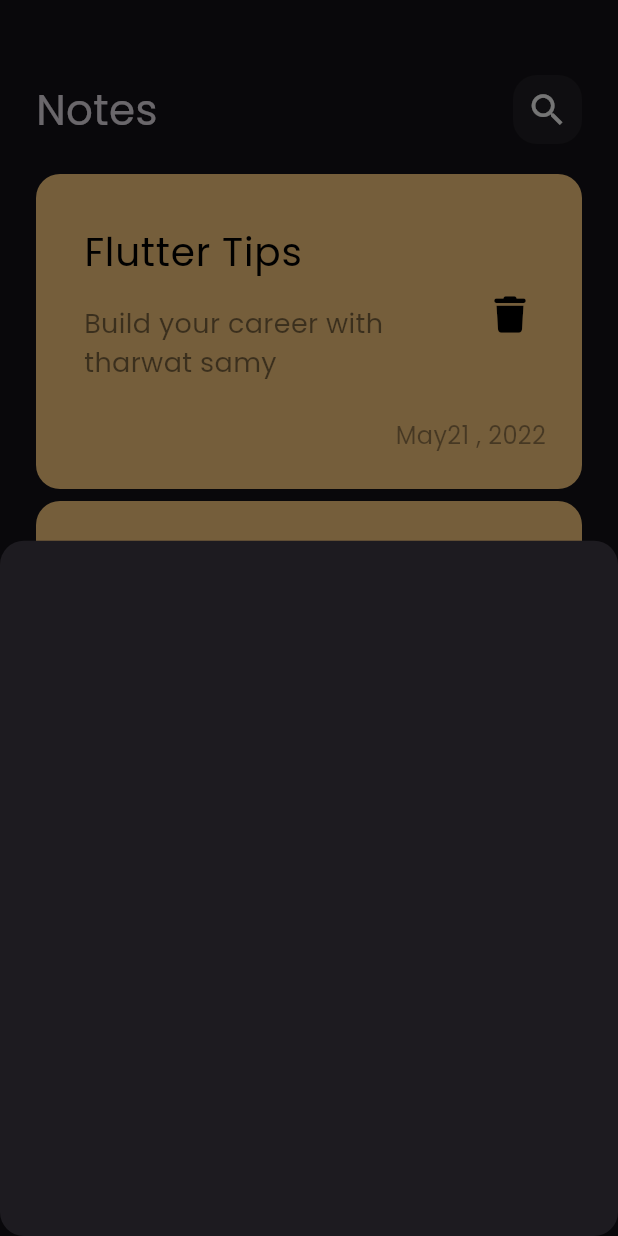
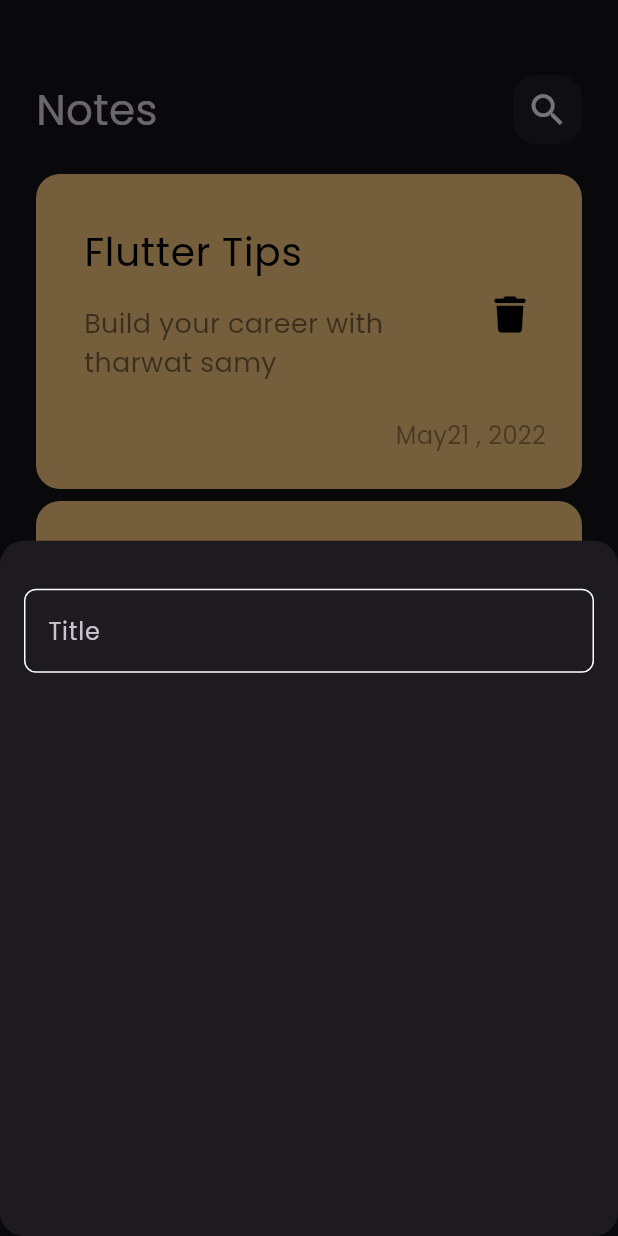
Before and after one commit to Alimohamedicpc/notes_app, a Flutter app: the screen it shows after launch, after a tap on the "add" icon, on a phone screen of 412 x 824 dp. Run offline on Flutter 3.47's test engine with Material 3 defaults, Android fonts, the phone set to English and light mode, and no system bars; our stand-ins replace font_awesome_flutter.

Commit message:
create custom text field

```diff
--- /dev/null
+++ b/lib/constants.dart
@@ -0,0 +1,3 @@
+import 'package:flutter/material.dart';
+
+const kPrimarycolor = const Color(0xff62fcd7);
--- a/lib/views/notes_view_body.dart
+++ b/lib/views/notes_view_body.dart
@@ -1,4 +1,5 @@
 import 'package:flutter/material.dart';
+import 'package:note_app/constants.dart';
 import 'package:note_app/widgets/add_note_bottom_sheet.dart';
 import 'package:note_app/widgets/custom_notes_body.dart';
 
@@ -9,7 +10,7 @@ class NotesView extends StatelessWidget {
   Widget build(BuildContext context) {
     return Scaffold(
       floatingActionButton: FloatingActionButton(
-        backgroundColor: Colors.cyanAccent,
+        backgroundColor: kPrimarycolor,
         shape: RoundedRectangleBorder(borderRadius: BorderRadius.circular(100)),
         onPressed: () {
           showModalBottomSheet(
--- a/lib/widgets/add_note_bottom_sheet.dart
+++ b/lib/widgets/add_note_bottom_sheet.dart
@@ -1,10 +1,21 @@
 import 'package:flutter/material.dart';
+import 'package:note_app/widgets/custom_text_field.dart';
 
 class AddNoteBottomSheet extends StatelessWidget {
   const AddNoteBottomSheet({super.key});
 
   @override
   Widget build(BuildContext context) {
-    return Container();
+    return Padding(
+      padding: const EdgeInsets.symmetric(horizontal: 16),
+      child: Column(
+        children: [
+          SizedBox(
+            height: 32,
+          ),
+          CustomTextField(),
+        ],
+      ),
+    );
   }
 }
--- /dev/null
+++ b/lib/widgets/custom_text_field.dart
@@ -0,0 +1,26 @@
+import 'package:flutter/material.dart';
+import 'package:note_app/constants.dart';
+
+class CustomTextField extends StatelessWidget {
+  const CustomTextField({super.key});
+
+  @override
+  Widget build(BuildContext context) {
+    return TextField(
+      cursorColor: kPrimarycolor,
+      decoration: InputDecoration(
+        hintText: "Title",
+        border: BuildBorder(),
+        enabledBorder: BuildBorder(),
+        focusedBorder: BuildBorder(kPrimarycolor),
+      ),
+    );
+  }
+
+  OutlineInputBorder BuildBorder([color]) {
+    return OutlineInputBorder(
+      borderRadius: BorderRadius.circular(8),
+      borderSide: BorderSide(color: color ?? Colors.white),
+    );
+  }
+}
```
